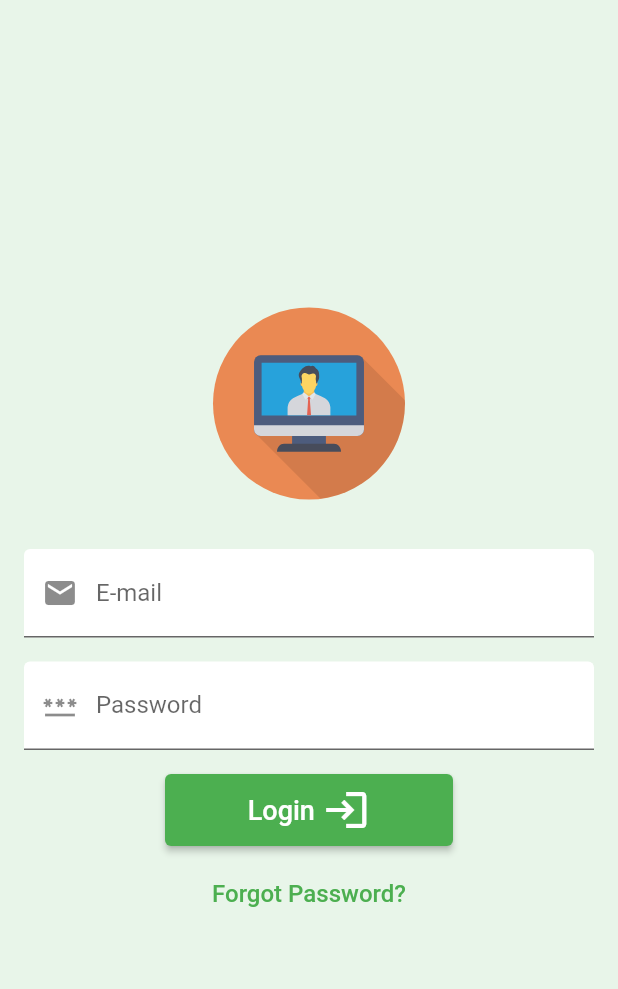
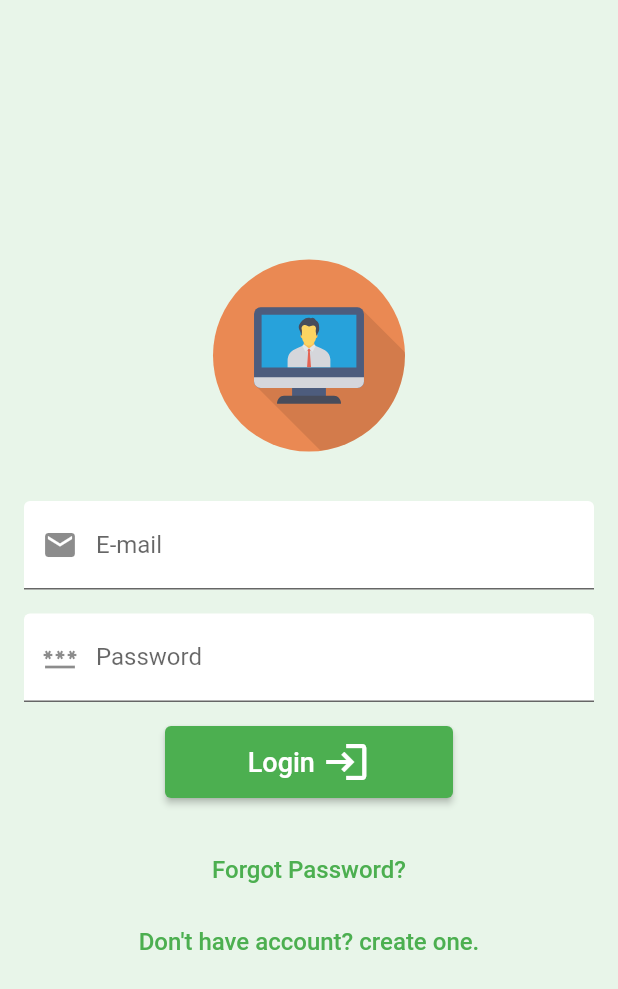
Before and after one commit to Digital-Queue/DigitalQueueAppOld, a Flutter app: the screen it shows after launch, after a tap on "Sign In", on a phone screen of 412 x 824 dp. Shown: the top 989 px of the screen. Run offline on Flutter 3.47's test engine with Material 2 defaults, Android fonts, the phone set to English and light mode, and no system bars; our stand-ins replace flutter_svg.

Commit message:
feat(): update home and login page
- update start page logo
- add create account link to login page

```diff
--- a/lib/pages/home.dart
+++ b/lib/pages/home.dart
@@ -1,3 +1,5 @@
+import 'dart:ui';
+
 import 'package:digital_queue/pages/login.dart';
 import 'package:flutter/material.dart';
 import 'package:flutter_svg/flutter_svg.dart';
@@ -16,16 +18,18 @@ class _MyHomePageState extends State<MyHomePage> {
   Widget build(BuildContext context) {
     return Scaffold(
       backgroundColor: Colors.green[50],
+      /*
       appBar: AppBar(
         title: const Text("Digital Queue"),
         elevation: 5,
         centerTitle: true,
         toolbarHeight: 72,
       ),
+      */
       body: SafeArea(
         child: Column(
           children: [
-            const SizedBox(height: 32),
+            const SizedBox(height: 16),
             // image
             Center(
               child: SizedBox(
--- a/lib/pages/login.dart
+++ b/lib/pages/login.dart
@@ -92,12 +92,18 @@ class _LoginState extends State<Login> {
               ),
             ),
             const SizedBox(
-              height: 8,
+              height: 24,
             ),
             TextButton(
                 onPressed: () {},
                 child: const Text(
                   "Forgot Password?",
+                  style: TextStyle(fontSize: 16),
+                )),
+            TextButton(
+                onPressed: () {},
+                child: const Text(
+                  "Don't have account? create one.",
                   style: TextStyle(fontSize: 16),
                 ))
           ],
```
Also changed, not shown: assets/main_screen.svg.
